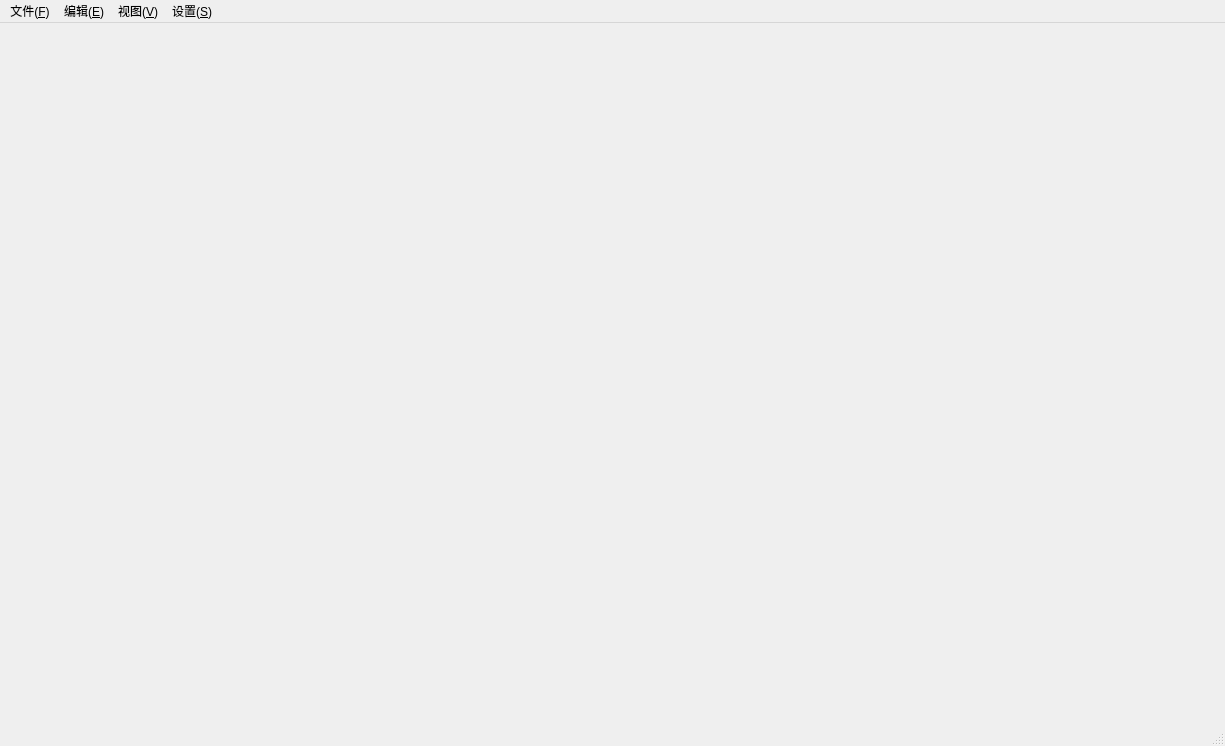
Old version of the form studiomainwindow.ui in the repository ShiningBlack/MadStudio.
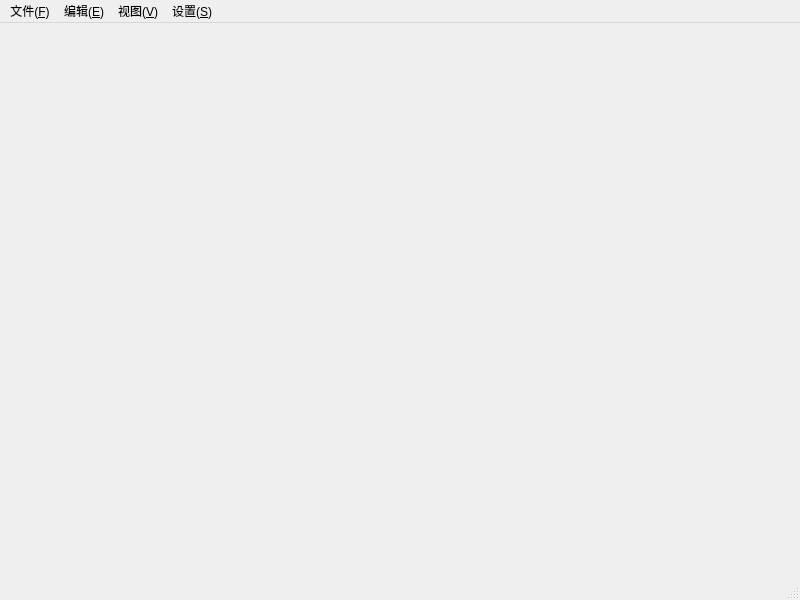
New version of the form.

What changed in the file:
```diff
--- a/studiomainwindow.ui
+++ b/studiomainwindow.ui
@@ -6,8 +6,8 @@
    <rect>
     <x>0</x>
     <y>0</y>
-    <width>1225</width>
-    <height>746</height>
+    <width>800</width>
+    <height>600</height>
    </rect>
   </property>
   <property name="windowTitle">
@@ -19,7 +19,7 @@
     <rect>
      <x>0</x>
      <y>0</y>
-     <width>1225</width>
+     <width>800</width>
      <height>33</height>
     </rect>
    </property>
```
Left out of the diff: 11 changed lines with no effect on the pictures.
